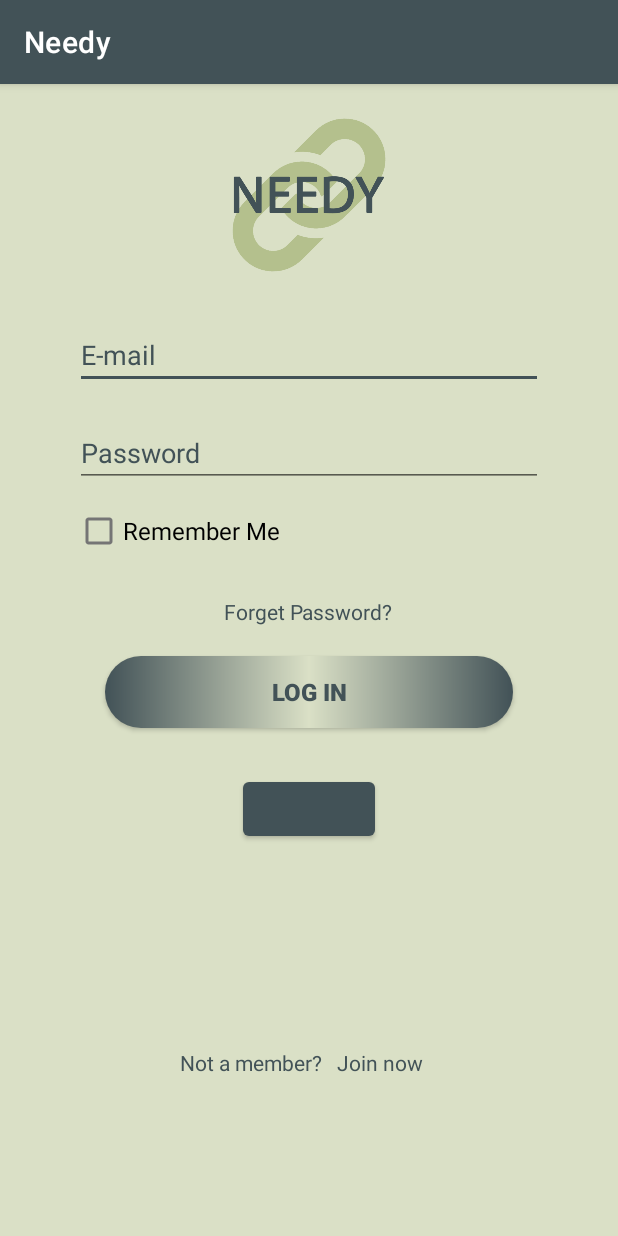
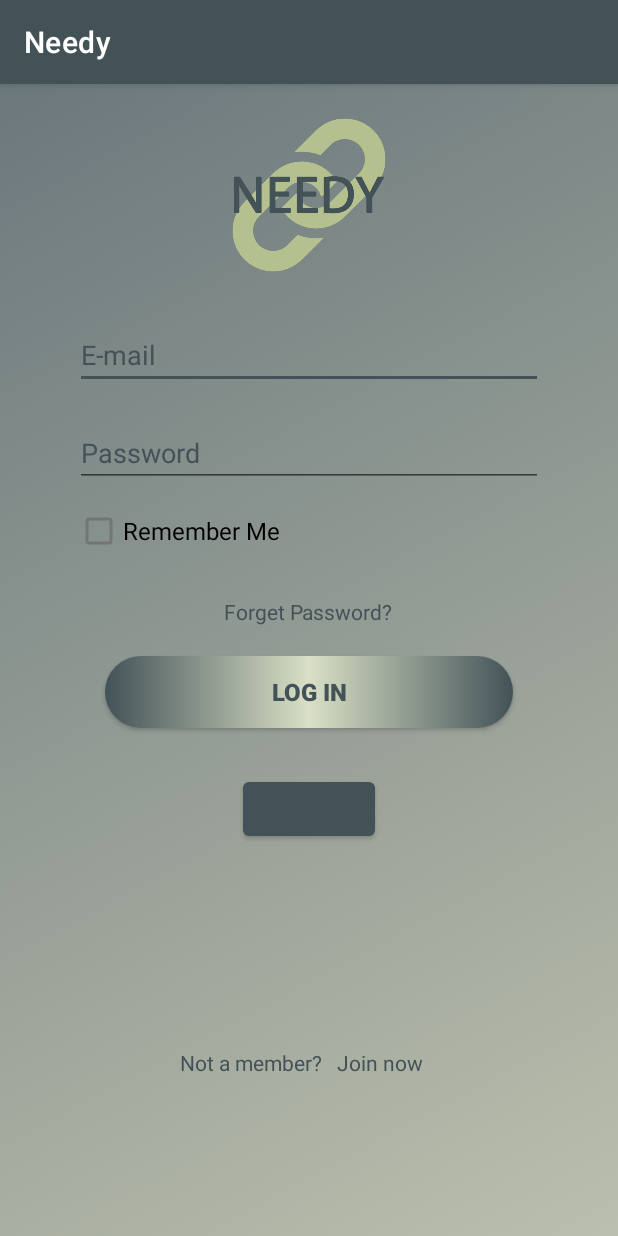
Before and after one commit to c8j/needy, an Android app: the screen it shows after launch (LogIn), on a phone screen of 412 x 824 dp. Run offline under Robolectric (Android 15) with nearby library versions, the phone set to English and light mode, and no system bars; our stand-ins replace Firebase (no records; nobody signed in at launch, a user with empty details on screens opened directly); libraries missing offline, so code that uses them is left out: com.facebook, com.facebook.login; plain views replace LoginButton; 3 statements that could not run were skipped.

Commit message:
Keep the user log in with Facebook method, animated background

```diff
--- a/app/src/main/java/com/android_group10/needy/MainActivity.java
+++ b/app/src/main/java/com/android_group10/needy/MainActivity.java
@@ -79,7 +79,7 @@ public class MainActivity extends AppCompatActivity implements PopupMenu.OnMenuI
     File photoFile = null;
     private Uri selectedImageUri;
     private LocalDatabaseHelper localDatabaseHelper;
-    //  private ProfilePictureManager ppManager;
+  //  private ProfilePictureManager ppManager;
 
     private static final int SELECT_PICTURE = 100;
     private static final int CAMERA_REQUEST = 1;
@@ -94,7 +94,7 @@ public class MainActivity extends AppCompatActivity implements PopupMenu.OnMenuI
         super.onCreate(savedInstanceState);
         setContentView(R.layout.activity_main);
         localDatabaseHelper = new LocalDatabaseHelper(this);
-        //       ppManager = new ProfilePictureManager();
+ //       ppManager = new ProfilePictureManager();
         initialization();
         updateHeader();
         facebookSDKInitialize();
@@ -237,7 +237,7 @@ public class MainActivity extends AppCompatActivity implements PopupMenu.OnMenuI
         }*/
 
         //This way the back stack behaves normally, TODO: find a way to also implement double tap exit
-        if (drawerLayout.isDrawerOpen(GravityCompat.START)) {
+        if (drawerLayout.isDrawerOpen(GravityCompat.START)){
             drawerLayout.closeDrawer(GravityCompat.START);
         } else {
             super.onBackPressed();
--- a/app/src/main/java/com/android_group10/needy/ui/LogInAndRegistration/LogIn.java
+++ b/app/src/main/java/com/android_group10/needy/ui/LogInAndRegistration/LogIn.java
@@ -2,6 +2,7 @@ package com.android_group10.needy.ui.LogInAndRegistration;
 
 import android.content.Intent;
 import android.graphics.Color;
+import android.graphics.drawable.AnimationDrawable;
 import android.graphics.drawable.ColorDrawable;
 import android.os.Bundle;
 import android.util.Patterns;
@@ -10,6 +11,7 @@ import android.view.View;
 import android.widget.Button;
 import android.widget.CheckBox;
 import android.widget.EditText;
+import android.widget.LinearLayout;
 import android.widget.TextView;
 import android.widget.Toast;
 
@@ -23,12 +25,9 @@ import com.android_group10.needy.R;
 import com.android_group10.needy.User;
 import com.android_group10.needy.ui.SharedPreference;
 import com.facebook.AccessToken;
-import com.facebook.AccessTokenTracker;
 import com.facebook.CallbackManager;
 import com.facebook.FacebookCallback;
 import com.facebook.FacebookException;
-import com.facebook.FacebookSdk;
-import com.facebook.GraphRequest;
 import com.facebook.login.LoginResult;
 import com.facebook.login.widget.LoginButton;
 import com.google.firebase.auth.AuthCredential;
@@ -43,8 +42,6 @@ import com.google.firebase.database.DatabaseReference;
 import com.google.firebase.database.FirebaseDatabase;
 import com.google.firebase.database.ValueEventListener;
 
-import org.json.JSONException;
-
 import java.util.HashMap;
 import java.util.Objects;
 
@@ -58,17 +55,25 @@ public class LogIn extends AppCompatActivity implements View.OnClickListener {
     public String id, email, firstName, lastName;
     private String facebookUserId;
     private long pressedTime;
+    private boolean isLoggedIn;
 
     @Override
     protected void onCreate(Bundle savedInstanceState) {
         super.onCreate(savedInstanceState);
         setContentView(R.layout.activity_log_in);
         //getSupportActionBar().setTitle("Log In"); //Done automatically
+        animatedBackGround();
         initializeItems();
         keepLogin();
-
     }
 
+    public void animatedBackGround(){
+        LinearLayout linearLayout = findViewById(R.id.login_layout);
+        AnimationDrawable animationDrawable = (AnimationDrawable) linearLayout.getBackground();
+        animationDrawable.setEnterFadeDuration(2000);
+        animationDrawable.setExitFadeDuration(4000);
+        animationDrawable.start();
+    }
     public void initializeItems() {
         Button logInButton = findViewById(R.id.logInButton);
         logInPassword = findViewById(R.id.logInPassword);
@@ -141,6 +146,7 @@ public class LogIn extends AppCompatActivity implements View.OnClickListener {
         alertD.show();
     }
 
+    //Log in with email and password.
     public void loginAction() {
         String inputEmail = logInEmail.getText().toString().trim();
         String inputPassword = logInPassword.getText().toString().trim();
@@ -169,7 +175,7 @@ public class LogIn extends AppCompatActivity implements View.OnClickListener {
                         if (firebaseUser.isEmailVerified()) {
                             startActivity(new Intent(LogIn.this, MainActivity.class));
                             finish();
-                            if(firebaseUser.getEmail().equals("needy2021@gmail.com")){
+                            if (firebaseUser.getEmail().equals("needy2021@gmail.com")) {
                                 startActivity(new Intent(LogIn.this, AdminActivity.class));
                             }
 
@@ -217,6 +223,7 @@ public class LogIn extends AppCompatActivity implements View.OnClickListener {
         firebaseAuth.sendPasswordResetEmail(email).addOnCompleteListener(task -> createToast("Check your email"));
     }
 
+    //Remember the user's information /Email and the password.
     public void rememberMe() {
         SharedPreference mySharedPreference = new SharedPreference(LogIn.this, SharedPreference.SESSION_REMEMBERME);
         if (mySharedPreference.checkRememberMe()) {
@@ -231,18 +238,19 @@ public class LogIn extends AppCompatActivity implements View.OnClickListener {
         Toast.makeText(LogIn.this, text, Toast.LENGTH_LONG).show();
     }
 
+
     public void keepLogin() {
         firebaseUser = FirebaseAuth.getInstance().getCurrentUser();
         if (firebaseUser != null && firebaseUser.isEmailVerified()) {
             startActivity(new Intent(LogIn.this, MainActivity.class));
             finish();
+        } else {
+            keepUserLoginWithFacebook();
         }
     }
 
 
     // Facebook Methods
-
-
     private void handleFacebookAccessToken(AccessToken token) {
         AuthCredential credential = FacebookAuthProvider.getCredential(token.getToken());
         firebaseAuth.signInWithCredential(credential)
@@ -270,36 +278,28 @@ public class LogIn extends AppCompatActivity implements View.OnClickListener {
             @Override
             public void onSuccess(LoginResult loginResult) {
                 handleFacebookAccessToken(loginResult.getAccessToken());
-
             }
 
             @Override
             public void onCancel() {
-
             }
 
             @Override
             public void onError(FacebookException error) {
-
             }
         });
 
-        //Are these used anywhere??
-        FirebaseAuth.AuthStateListener authStateListener = firebaseAuth -> {
-            FirebaseUser user = firebaseAuth.getCurrentUser();
-            updateUI(user);
-        };
-        AccessTokenTracker accessTokenTracker = new AccessTokenTracker() {
-            @Override
-            protected void onCurrentAccessTokenChanged(AccessToken oldAccessToken, AccessToken currentAccessToken) {
-                if (currentAccessToken == null) {
-                    firebaseAuth.signOut();
-                } else {
-                    loadUserProfile(currentAccessToken);
-                }
-            }
-        };
+    }
 
+    //Check if the user login with Facebook, So keep it.
+    public void keepUserLoginWithFacebook() {
+        AccessToken accessToken = AccessToken.getCurrentAccessToken();
+        isLoggedIn = accessToken != null && !accessToken.isExpired();
+
+        if (isLoggedIn) {
+            startActivity(new Intent(LogIn.this, MainActivity.class));
+            finish();
+        }
     }
 
     @Override
@@ -308,26 +308,7 @@ public class LogIn extends AppCompatActivity implements View.OnClickListener {
         super.onActivityResult(requestCode, resultCode, data);
     }
 
-    public void loadUserProfile(AccessToken newAccessToken) {
-        GraphRequest graphRequest = GraphRequest.newMeRequest(newAccessToken, ((object, response) -> {
-            if (object != null) {
-                try {
-                    email = object.getString("email");
-                    id = object.getString("id");
-                    firstName = object.getString("first_name");
-                    lastName = object.getString("last_name");
-
-                } catch (JSONException e) {
-                    e.printStackTrace();
-                }
-            }
-        }));
-        Bundle params = new Bundle();
-        params.putString("fields", "email,id,first_name,last_name");
-        graphRequest.setParameters(params);
-        graphRequest.executeAsync();
-    }
-
+    // If the user try to login with Facebook,ao it need to complete his profile to save all information in the Database
     public void register_dialog() {
         EditText phoneNumber_editText, zipCode_editText, city_editText;
         LayoutInflater layoutInflater = LayoutInflater.from(getApplicationContext());
@@ -380,7 +361,7 @@ public class LogIn extends AppCompatActivity implements View.OnClickListener {
 
     }
 
-
+    //Check if the user has an an account in the Database or not.
     public void checkIfFacebookUserExistsInDataBase() {
         FirebaseUser user = FirebaseAuth.getInstance().getCurrentUser();
         if (user != null) {
--- /dev/null
+++ b/app/src/main/res/drawable/gradient_1.xml
@@ -0,0 +1,7 @@
+<?xml version="1.0" encoding="utf-8"?>
+<shape xmlns:android="http://schemas.android.com/apk/res/android">
+    <gradient
+        android:angle="225"
+        android:endColor="#414C50"
+        android:startColor="@color/darker_yellow" />
+</shape>
--- /dev/null
+++ b/app/src/main/res/drawable/gradient_2.xml
@@ -0,0 +1,7 @@
+<?xml version="1.0" encoding="utf-8"?>
+<shape xmlns:android="http://schemas.android.com/apk/res/android">
+    <gradient
+        android:angle="135"
+        android:endColor="#6B787C"
+        android:startColor="#BBBFAD" />
+</shape>
--- /dev/null
+++ b/app/src/main/res/drawable/gradient_3.xml
@@ -0,0 +1,7 @@
+<?xml version="1.0" encoding="utf-8"?>
+<shape xmlns:android="http://schemas.android.com/apk/res/android">
+    <gradient
+        android:angle="45"
+        android:endColor="#565D60"
+        android:startColor="#E1EAC4" />
+</shape>
--- /dev/null
+++ b/app/src/main/res/drawable/gradient_list.xml
@@ -0,0 +1,10 @@
+<?xml version="1.0" encoding="utf-8"?>
+<animation-list xmlns:android="http://schemas.android.com/apk/res/android">
+
+    <item android:drawable="@drawable/gradient_1"
+        android:duration="4000"/>
+    <item android:drawable="@drawable/gradient_2"
+        android:duration="4000"/>
+    <item android:drawable="@drawable/gradient_3"
+        android:duration="4000"/>
+</animation-list>
--- /dev/null
+++ b/app/src/main/res/drawable/text_view_background.xml
@@ -0,0 +1,4 @@
+<shape xmlns:android="http://schemas.android.com/apk/res/android" android:shape="rectangle" >
+    <solid android:color="@color/darker_yellow"/>
+    <stroke android:width="1dip" android:color="@color/dark_grey_elements"/>
+</shape>
--- a/app/src/main/res/layout/about_us.xml
+++ b/app/src/main/res/layout/about_us.xml
@@ -24,8 +24,11 @@
         android:layout_marginStart="10dp"
         android:layout_marginTop="30dp"
         android:layout_marginEnd="10dp"
+        android:layout_marginBottom="50dp"
         android:text="Needy is a bridge between people to enable them to communicate with each other, to help each other and facilitate the process of communication between the needy help and the person who is able to provide assistance "
         android:textColor="@color/primaryTextColor"
+
+        android:background="@drawable/text_view_background"
         android:textSize="18sp"
         android:textStyle="bold" />
 
--- a/app/src/main/res/layout/activity_log_in.xml
+++ b/app/src/main/res/layout/activity_log_in.xml
@@ -4,7 +4,8 @@
     xmlns:tools="http://schemas.android.com/tools"
     android:layout_width="match_parent"
     android:layout_height="match_parent"
-    android:background="@color/darker_yellow"
+    android:background="@drawable/gradient_list"
+    android:id="@+id/login_layout"
     android:orientation="vertical"
     tools:context=".ui.LogInAndRegistration.LogIn">
 
--- a/app/src/main/res/layout/register_dialog.xml
+++ b/app/src/main/res/layout/register_dialog.xml
@@ -82,7 +82,8 @@
         android:text="@string/confirm"
         android:textColor="@color/dark_grey_elements"
         android:textSize="16sp"
-        android:textStyle="bold" />
+        android:textStyle="bold"
+        android:layout_marginBottom="20dp"/>
 
 
 </LinearLayout>
```
